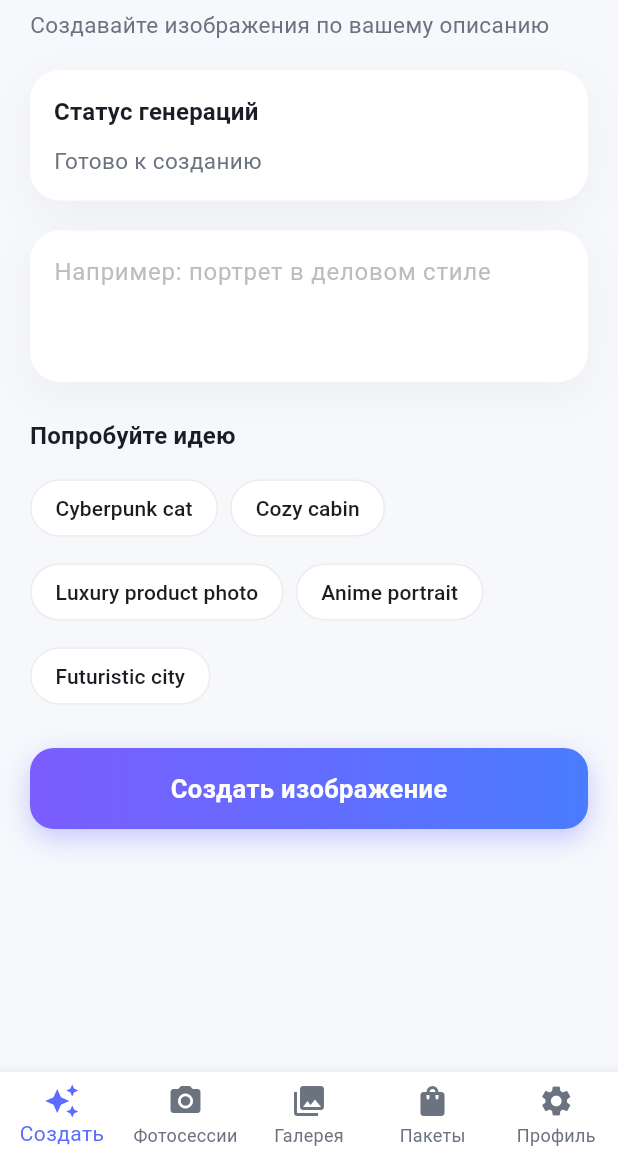
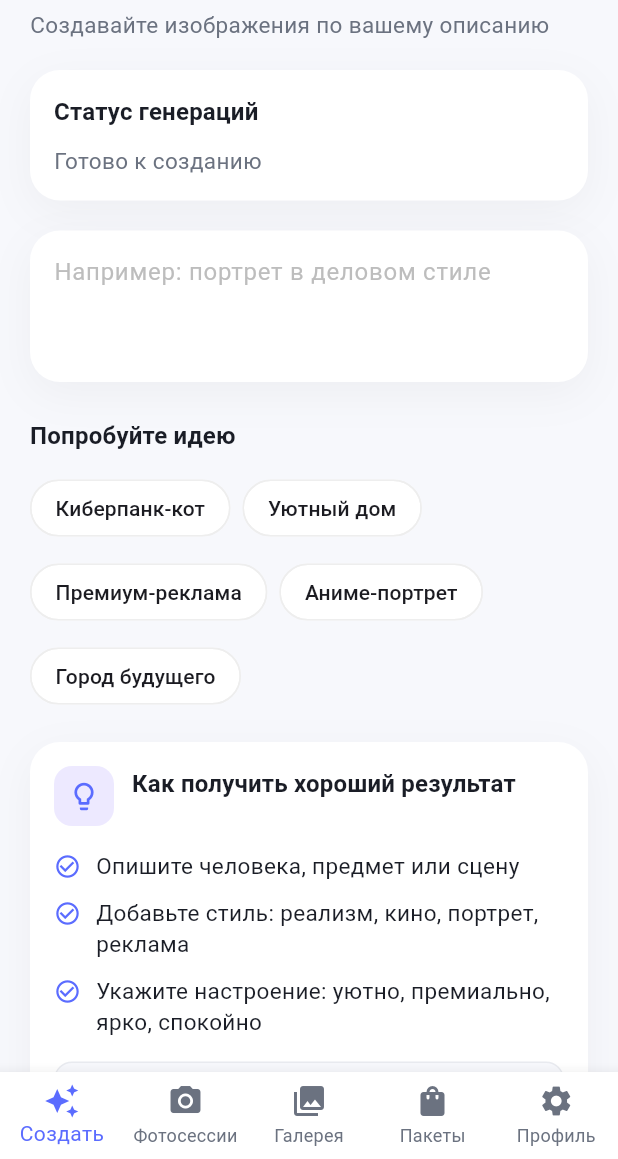
Before and after one commit to hamurappi739/ai_image_app, a Flutter app: the screen it shows after launch, on a phone screen of 412 x 824 dp, the part 77-1236 px from its top. Run offline on Flutter 3.47's test engine with Material 3 defaults, Android fonts, the phone set to English and light mode, and no system bars.

Commit message:
Improve Create tab guidance UI

```diff
--- a/frontend/lib/main.dart
+++ b/frontend/lib/main.dart
@@ -1298,11 +1298,11 @@ class CreateScreen extends StatefulWidget {
 
 class _CreateScreenState extends State<CreateScreen> {
   static const _quickIdeas = [
-    'Cyberpunk cat',
-    'Cozy cabin',
-    'Luxury product photo',
-    'Anime portrait',
-    'Futuristic city',
+    'Киберпанк-кот',
+    'Уютный дом',
+    'Премиум-реклама',
+    'Аниме-портрет',
+    'Город будущего',
   ];
 
   final _apiService = ApiService();
@@ -1417,6 +1417,8 @@ class _CreateScreenState extends State<CreateScreen> {
                     )
                     .toList(),
               ),
+              const SizedBox(height: 20),
+              const _CreateTipsCard(),
               const SizedBox(height: 24),
               _GenerateButton(
                 isLoading: _isLoading,
@@ -1433,6 +1435,102 @@ class _CreateScreenState extends State<CreateScreen> {
             ],
           ),
         ),
+      ),
+    );
+  }
+}
+
+class _CreateTipsCard extends StatelessWidget {
+  const _CreateTipsCard();
+
+  static const _accentColor = Color(0xFF5B6CFF);
+
+  static const _tips = [
+    'Опишите человека, предмет или сцену',
+    'Добавьте стиль: реализм, кино, портрет, реклама',
+    'Укажите настроение: уютно, премиально, ярко, спокойно',
+  ];
+
+  @override
+  Widget build(BuildContext context) {
+    final theme = Theme.of(context);
+
+    return _SoftCard(
+      child: Column(
+        crossAxisAlignment: CrossAxisAlignment.start,
+        children: [
+          Row(
+            crossAxisAlignment: CrossAxisAlignment.start,
+            children: [
+              Container(
+                width: 40,
+                height: 40,
+                decoration: BoxDecoration(
+                  color: const Color(0xFFEDE9FF),
+                  borderRadius: BorderRadius.circular(12),
+                ),
+                child: const Icon(
+                  Icons.lightbulb_outline,
+                  color: _accentColor,
+                  size: 22,
+                ),
+              ),
+              const SizedBox(width: 12),
+              Expanded(
+                child: Text(
+                  'Как получить хороший результат',
+                  style: theme.textTheme.titleMedium,
+                ),
+              ),
+            ],
+          ),
+          const SizedBox(height: 16),
+          ..._tips.map(
+            (tip) => Padding(
+              padding: const EdgeInsets.only(bottom: 10),
+              child: Row(
+                crossAxisAlignment: CrossAxisAlignment.start,
+                children: [
+                  const Padding(
+                    padding: EdgeInsets.only(top: 2),
+                    child: Icon(
+                      Icons.check_circle_outline,
+                      size: 18,
+                      color: _accentColor,
+                    ),
+                  ),
+                  const SizedBox(width: 10),
+                  Expanded(
+                    child: Text(
+                      tip,
+                      style: theme.textTheme.bodyMedium?.copyWith(
+                        color: AiImageGeneratorApp.textPrimary,
+                      ),
+                    ),
+                  ),
+                ],
+              ),
+            ),
+          ),
+          const SizedBox(height: 6),
+          Container(
+            width: double.infinity,
+            padding: const EdgeInsets.all(12),
+            decoration: BoxDecoration(
+              color: const Color(0xFFF7F8FC),
+              borderRadius: BorderRadius.circular(12),
+              border: Border.all(color: const Color(0xFFE8EAEF)),
+            ),
+            child: Text(
+              'Например: Женский деловой портрет в светлой студии, реализм, мягкий свет',
+              style: theme.textTheme.bodyMedium?.copyWith(
+                fontSize: 13,
+                color: AiImageGeneratorApp.textSecondary,
+                height: 1.45,
+              ),
+            ),
+          ),
+        ],
       ),
     );
   }
```
Also changed, not shown: 1 other file.
